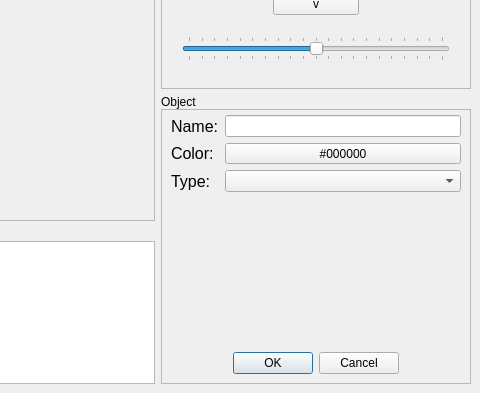
The window that data/main.ui (RamAddict/Interactive-Graphical-System) describes before a commit, drawn with Qt 5; both pictures show x 800 to 1280 and y 327 to 720 of the 1280 by 720 pixel window.
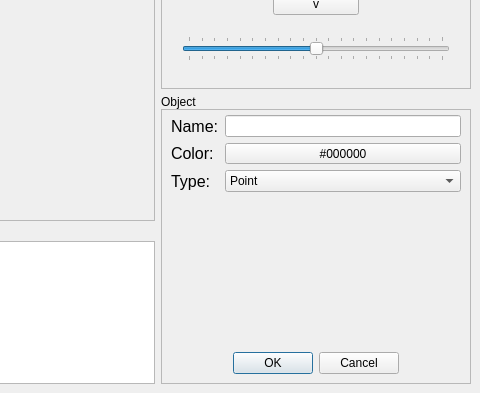
The same window after the commit. The open tabs and pages were chosen to show the change. Icons and pictures are not drawn.

Commit message: add bezier curves + gui

```diff
--- a/data/main.ui
+++ b/data/main.ui
@@ -383,8 +383,8 @@
             <rect>
              <x>0</x>
              <y>0</y>
-             <width>186</width>
-             <height>163</height>
+             <width>309</width>
+             <height>250</height>
             </rect>
            </property>
            <layout class="QVBoxLayout" name="verticalLayout" stretch="0,0">
@@ -418,7 +418,7 @@
               <item row="2" column="1">
                <widget class="QComboBox" name="typeBox">
                 <property name="currentIndex">
-                 <number>-1</number>
+                 <number>0</number>
                 </property>
                 <item>
                  <property name="text">
```
Left out of the diff: 7 changed lines with no effect on the pictures. The commit also changes 3 other files.
